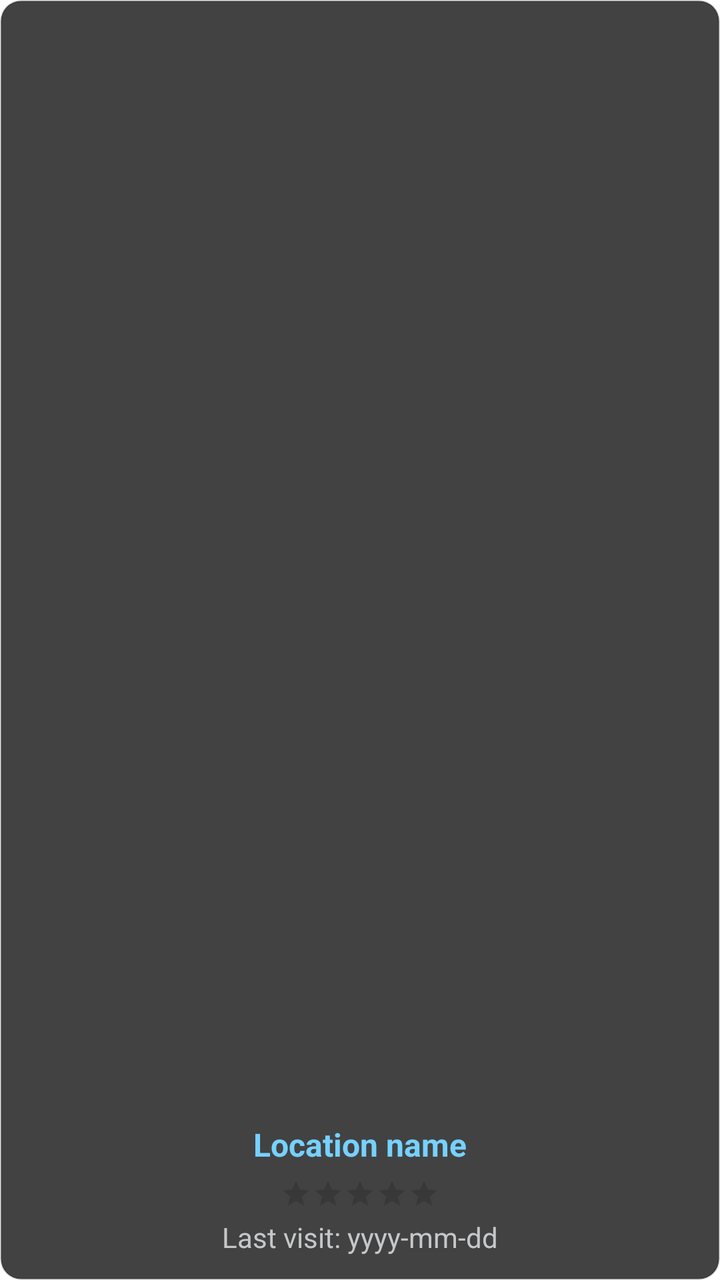
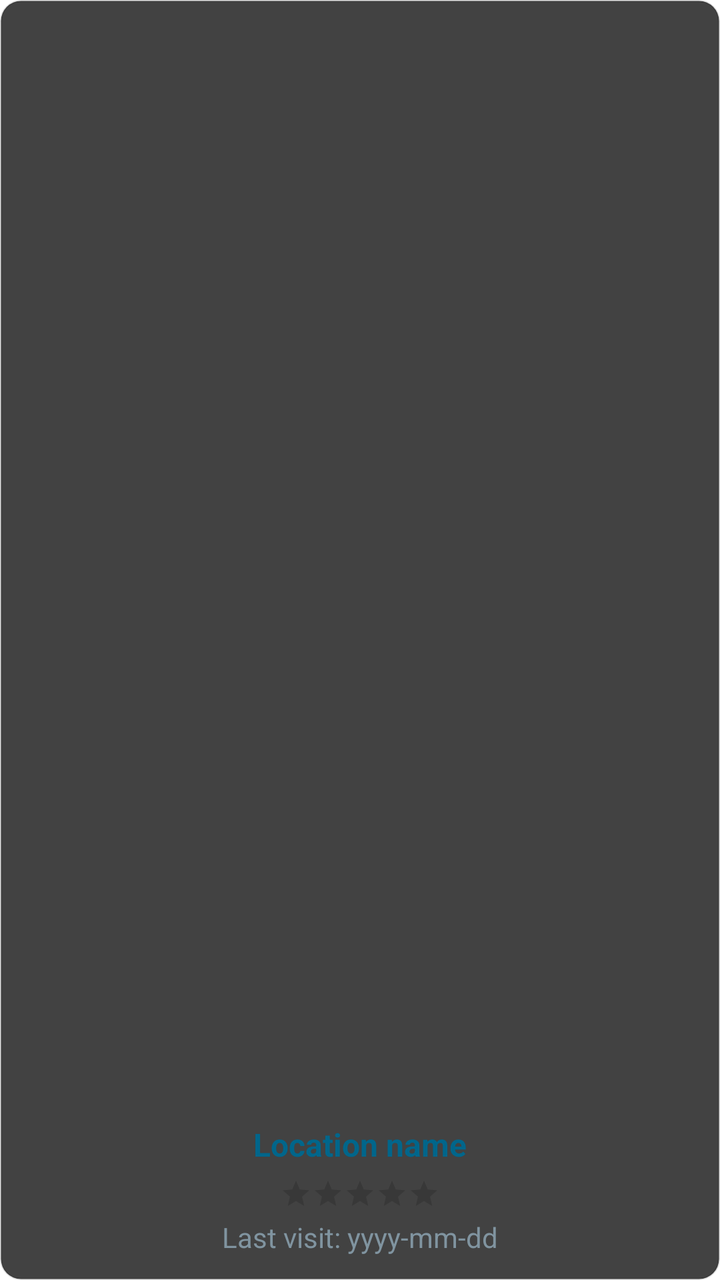

Two renders of the same Android screen: before a commit and after it. Below are the layout's source before the change and the commit's diff.
<!-- AndroidManifest.xml: application theme Theme.PassTask2AWishYouWereHere -->
<!-- res/layout/location_card.xml -->
<?xml version="1.0" encoding="utf-8"?>
<LinearLayout xmlns:android="http://schemas.android.com/apk/res/android"
    android:layout_width="match_parent"
    android:layout_height="match_parent"
    android:layout_margin="8dp"
    android:background="@drawable/bg_location_card"
    android:orientation="vertical"
    android:padding="12dp">

    
    <ImageView
        android:id="@+id/iv_location"
        android:layout_width="match_parent"
        android:layout_height="0dp"
        android:layout_weight="1"
        android:contentDescription="@string/location_image_content_description"
        android:scaleType="centerCrop" />

    
    <TextView
        android:id="@+id/tv_location_title"
        style="@style/LocationTitleStyle"
        android:layout_width="match_parent"
        android:layout_height="wrap_content"
        android:layout_marginTop="8dp"
        android:gravity="center"
        android:text="@string/placeholder_location"
        android:textColor="@color/material_dynamic_primary80" />

    
    <RatingBar
        android:id="@+id/rb_location_rating"
        style="?android:attr/ratingBarStyleSmall"
        android:layout_width="wrap_content"
        android:layout_height="wrap_content"
        android:layout_gravity="center"
        android:layout_marginTop="6dp"
        android:isIndicator="true"
        android:numStars="5"
        android:stepSize="0.5" />

    <TextView
        android:id="@+id/tv_last_visit"
        style="@style/LocationMetaStyle"
        android:layout_width="match_parent"
        android:layout_height="wrap_content"
        android:layout_marginTop="4dp"
        android:gravity="center"
        android:text="@string/placeholder_date"
        android:textColor="@color/material_dynamic_neutral80" />

</LinearLayout>
<!-- resources referenced by this layout -->
<resources>
  <!-- drawable bg_location_card (drawable) -->
  <?xml version="1.0" encoding="utf-8"?>
  <shape xmlns:android="http://schemas.android.com/apk/res/android" android:shape="rectangle">
      <solid android:color="@color/cardview_dark_background" />
      <corners android:radius="10dp" />
      <stroke
          android:width="1dp"
          android:color="@color/material_on_surface_stroke" />
  </shape>
  <string name="location_image_content_description">Location image</string>
  <string name="placeholder_date">Last visit: yyyy-mm-dd</string>
  <string name="placeholder_location">Location name</string>
  <style name="LocationMetaStyle">
          <item name="android:textSize">14sp</item>
          <item name="android:textColor">@color/material_dynamic_secondary60</item>
      </style>
  <style name="LocationTitleStyle">
          <item name="android:textSize">16sp</item>
          <item name="android:textStyle">bold</item>
          <item name="android:textColor">@color/material_dynamic_primary40</item>
      </style>
  <style name="Theme.PassTask2AWishYouWereHere" parent="Theme.MaterialComponents.DayNight.NoActionBar">
          
          <item name="colorPrimary">@color/purple_500</item>
          <item name="colorPrimaryVariant">@color/purple_700</item>
          <item name="colorOnPrimary">@color/white</item>
          
          <item name="colorSecondary">@color/teal_200</item>
          <item name="colorSecondaryVariant">@color/teal_700</item>
          <item name="colorOnSecondary">@color/black</item>
          
          <item name="android:statusBarColor">?attr/colorPrimaryVariant</item>
          
          <item name="android:elevation">4dp</item>
      </style>
  <color name="purple_500">#FF6200EE</color>
  <color name="purple_700">#FF3700B3</color>
  <color name="white">#FFFFFFFF</color>
  <color name="teal_200">#FF03DAC5</color>
  <color name="teal_700">#FF018786</color>
  <color name="black">#FF000000</color>
</resources>

<!-- the commit's change to res/layout/location_card.xml (unified diff, before → after) -->
@@ -24,8 +24,7 @@
         android:layout_height="wrap_content"
         android:layout_marginTop="8dp"
         android:gravity="center"
-        android:text="@string/placeholder_location"
-        android:textColor="@color/material_dynamic_primary80" />
+        android:text="@string/placeholder_location" />
 
     
     <RatingBar
@@ -46,7 +45,6 @@
         android:layout_height="wrap_content"
         android:layout_marginTop="4dp"
         android:gravity="center"
-        android:text="@string/placeholder_date"
-        android:textColor="@color/material_dynamic_neutral80" />
+        android:text="@string/placeholder_date" />
 
 </LinearLayout>
<!-- resource entries referenced after the edit -->
@@ -23,7 +23,7 @@
       </style>
   <style name="Theme.PassTask2AWishYouWereHere" parent="Theme.MaterialComponents.DayNight.NoActionBar">
           
-          <item name="colorPrimary">@color/purple_500</item>
+          <item name="colorPrimary">@color/material_dynamic_primary40</item>
           <item name="colorPrimaryVariant">@color/purple_700</item>
           <item name="colorOnPrimary">@color/white</item>
           
@@ -35,7 +35,6 @@
           
           <item name="android:elevation">4dp</item>
       </style>
-  <color name="purple_500">#FF6200EE</color>
   <color name="purple_700">#FF3700B3</color>
   <color name="white">#FFFFFFFF</color>
   <color name="teal_200">#FF03DAC5</color>
